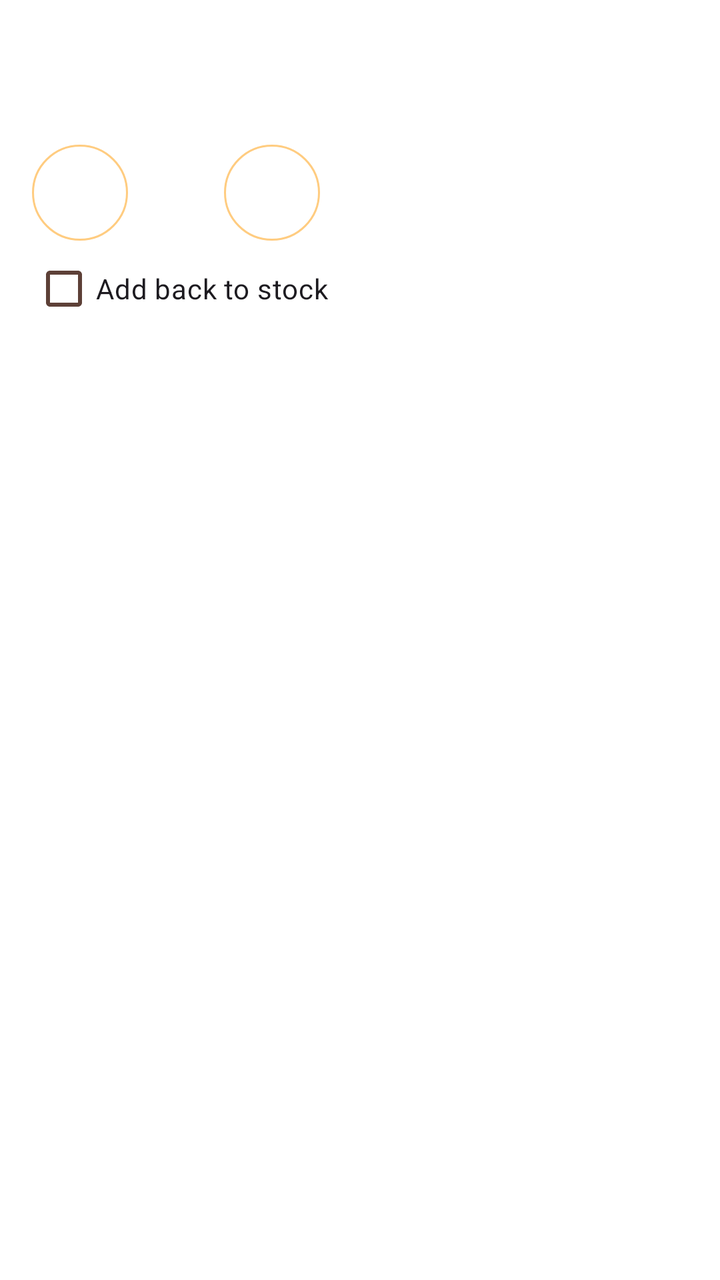
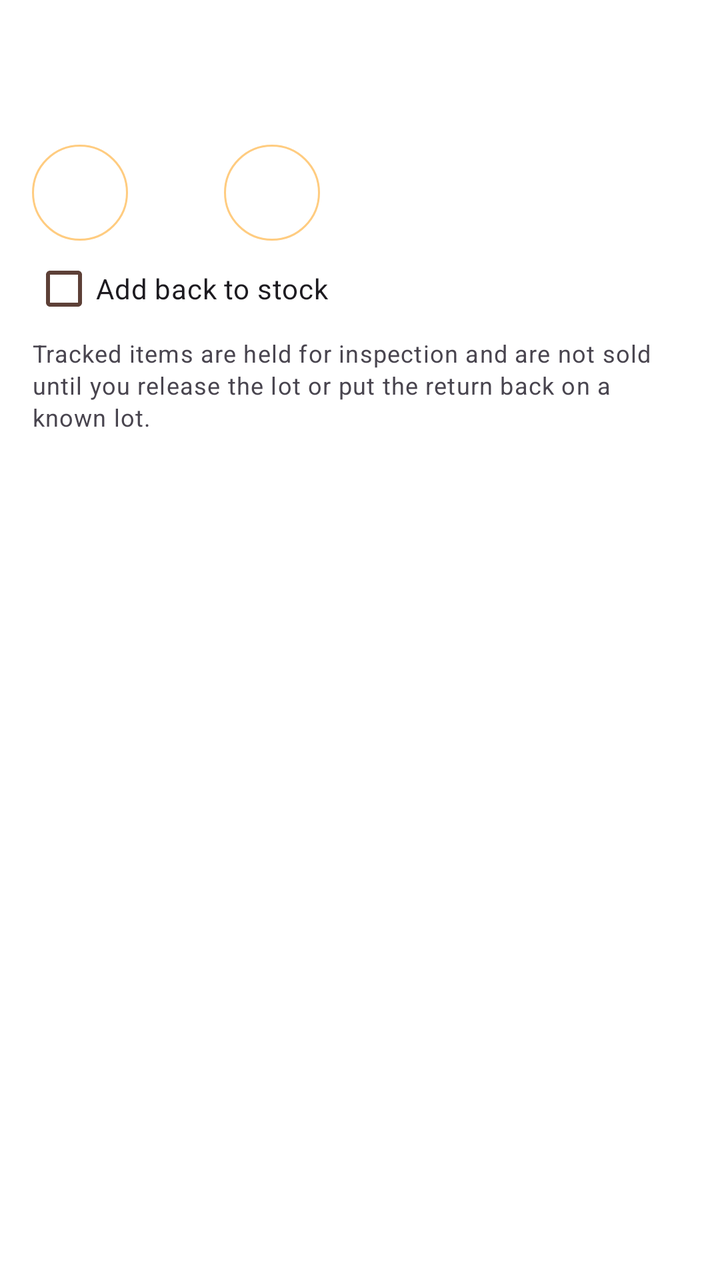

Compare the two renders of this Android layout. The source of the first and the diff that turns it into the second are given below.
<!-- AndroidManifest.xml: application theme Theme.VikrSaathi -->
<!-- res/layout/item_return_line.xml -->
<?xml version="1.0" encoding="utf-8"?>
<LinearLayout xmlns:android="http://schemas.android.com/apk/res/android"
    android:layout_width="match_parent"
    android:layout_height="wrap_content"
    android:layout_marginTop="8dp"
    android:background="@color/surface_card"
    android:orientation="vertical"
    android:padding="16dp">

    <TextView
        android:id="@+id/textLineName"
        android:layout_width="match_parent"
        android:layout_height="wrap_content"
        android:textAppearance="?attr/textAppearanceTitleSmall"
        android:textColor="@color/text_primary_dark"
        android:textStyle="bold" />

    <TextView
        android:id="@+id/textLineMeta"
        android:layout_width="match_parent"
        android:layout_height="wrap_content"
        android:layout_marginTop="2dp"
        android:textColor="@color/text_secondary_dark"
        android:textSize="13sp" />

    <TextView
        android:id="@+id/textLinePrice"
        android:layout_width="match_parent"
        android:layout_height="wrap_content"
        android:textColor="@color/text_secondary_dark"
        android:textSize="13sp" />

    <LinearLayout
        android:layout_width="match_parent"
        android:layout_height="wrap_content"
        android:gravity="center_vertical"
        android:orientation="horizontal">

        <com.google.android.material.button.MaterialButton
            android:id="@+id/buttonQtyMinus"
            style="@style/VikrSaathiOutlinedButton"
            android:layout_width="48dp"
            android:layout_height="48dp"
            android:insetTop="0dp"
            android:insetBottom="0dp"
            android:text="-" />

        <TextView
            android:id="@+id/textLineQty"
            android:layout_width="48dp"
            android:layout_height="wrap_content"
            android:gravity="center"
            android:textAppearance="?attr/textAppearanceTitleMedium" />

        <com.google.android.material.button.MaterialButton
            android:id="@+id/buttonQtyPlus"
            style="@style/VikrSaathiOutlinedButton"
            android:layout_width="48dp"
            android:layout_height="48dp"
            android:insetTop="0dp"
            android:insetBottom="0dp"
            android:text="+" />

        <TextView
            android:id="@+id/textLinePortion"
            android:layout_width="0dp"
            android:layout_height="wrap_content"
            android:layout_weight="1"
            android:gravity="end"
            android:textColor="@color/text_primary_dark" />
    </LinearLayout>

    <CheckBox
        android:id="@+id/checkRestock"
        android:layout_width="match_parent"
        android:layout_height="wrap_content"
        android:minHeight="48dp"
        android:text="@string/return_add_back" />
</LinearLayout>
<!-- resources referenced by this layout -->
<resources>
  <color name="surface_card">#FFFFFF</color>
  <color name="text_primary_dark">#212121</color>
  <color name="text_secondary_dark">#5D4037</color>
  <string name="return_add_back">Add back to stock</string>
  <style name="VikrSaathiOutlinedButton" parent="Widget.Material3.Button.OutlinedButton">
          <item name="android:textColor">@color/button_outlined_text</item>
          <item name="strokeColor">@color/button_outlined_stroke</item>
      </style>
  <style name="Theme.VikrSaathi" parent="Theme.Material3.DayNight.NoActionBar">
          <item name="colorPrimary">@color/orange_primary</item>
          <item name="colorPrimaryDark">@color/orange_primary_dark</item>
          <item name="colorPrimaryVariant">@color/orange_primary_dark</item>
          <item name="colorOnPrimary">@color/orange_on_primary</item>
          <item name="colorSecondary">@color/orange_accent</item>
          <item name="colorSecondaryVariant">@color/orange_700</item>
          <item name="colorOnSecondary">@color/black</item>
          <item name="colorPrimaryContainer">@color/orange_100</item>
          <item name="colorOnPrimaryContainer">@color/orange_900</item>
          <item name="colorSurface">@color/surface_card</item>
          <item name="colorOnSurface">@color/text_primary_dark</item>
          <item name="colorSurfaceVariant">@color/orange_surface</item>
          <item name="colorOnSurfaceVariant">@color/text_secondary_dark</item>
          <item name="colorOutline">@color/stroke_default</item>
          <item name="colorOutlineVariant">@color/stroke_subtle</item>
          <item name="android:colorBackground">@color/orange_surface</item>
          <item name="android:statusBarColor">@color/orange_primary_dark</item>
          <item name="android:navigationBarColor">@color/orange_primary_dark</item>
          <item name="materialSwitchStyle">@style/VikrSaathiSwitch</item>
          <item name="materialButtonOutlinedStyle">@style/VikrSaathiOutlinedButton</item>
      </style>
  <color name="orange_primary">#F57C00</color>
  <color name="orange_primary_dark">#E65100</color>
  <color name="orange_on_primary">#FFFFFF</color>
  <color name="orange_accent">#FFB74D</color>
  <color name="orange_700">#F57C00</color>
  <color name="black">#FF000000</color>
  <color name="orange_100">#FFE0B2</color>
  <color name="orange_900">#E65100</color>
  <color name="orange_surface">#FFF8F0</color>
  <color name="stroke_default">@color/orange_200</color>
  <color name="stroke_subtle">@color/orange_100</color>
  <style name="VikrSaathiSwitch" parent="Widget.Material3.CompoundButton.MaterialSwitch">
          <item name="thumbTint">@color/switch_thumb_tint</item>
          <item name="trackTint">@color/switch_track_tint</item>
          <item name="trackDecorationTint">@color/switch_track_decoration_tint</item>
      </style>
  <color name="orange_200">#FFCC80</color>
</resources>

<!-- the commit's change to res/layout/item_return_line.xml (unified diff, before → after) -->
@@ -76,4 +76,11 @@
         android:layout_height="wrap_content"
         android:minHeight="48dp"
         android:text="@string/return_add_back" />
+
+    <TextView
+        android:layout_width="match_parent"
+        android:layout_height="wrap_content"
+        android:text="@string/return_quarantine_help"
+        android:textAppearance="?attr/textAppearanceBodySmall"
+        android:textColor="?android:attr/textColorSecondary" />
 </LinearLayout>
<!-- resource entries referenced after the edit -->
@@ -4,6 +4,7 @@
   <color name="text_primary_dark">#212121</color>
   <color name="text_secondary_dark">#5D4037</color>
   <string name="return_add_back">Add back to stock</string>
+  <string name="return_quarantine_help">Tracked items are held for inspection and are not sold until you release the lot or put the return back on a known lot.</string>
   <style name="VikrSaathiOutlinedButton" parent="Widget.Material3.Button.OutlinedButton">
           <item name="android:textColor">@color/button_outlined_text</item>
           <item name="strokeColor">@color/button_outlined_stroke</item>
